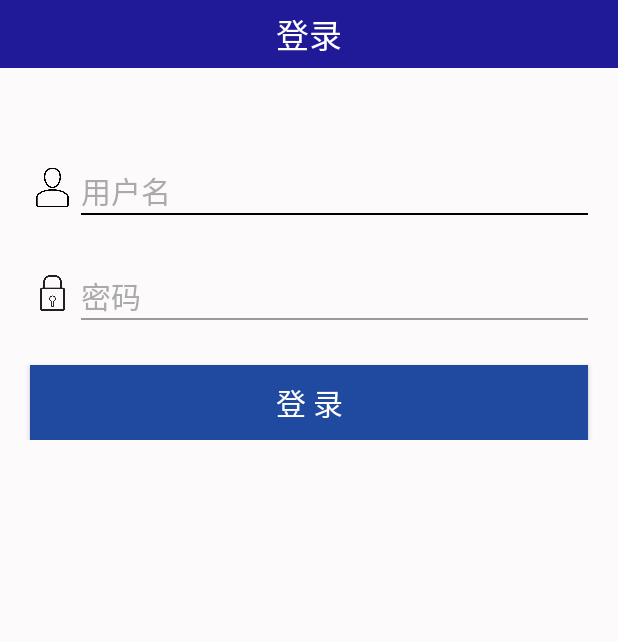
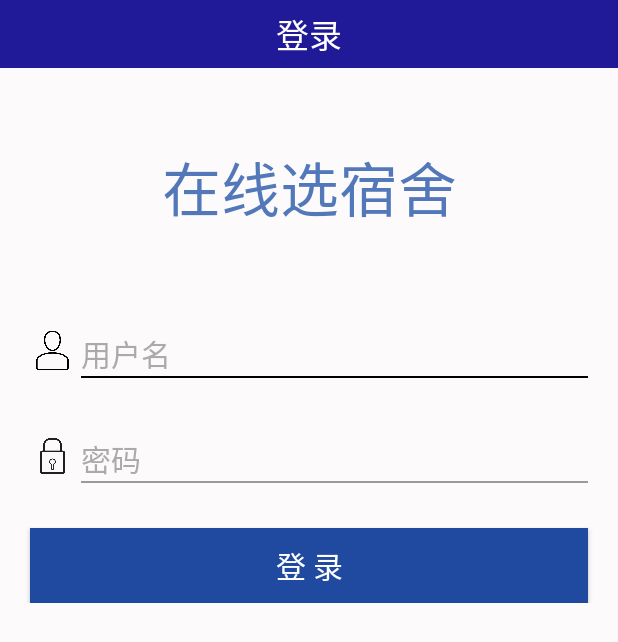
Before and after one commit to llincc/OlDorm, an Android app: the screen it shows after launch (LoginActivity), on a phone screen of 412 x 824 dp. Shown: the top 642 px of the screen. Run offline under Robolectric (Android 15) with nearby library versions, the phone set to English and light mode, and no system bars.

Commit message:
add tips of fill form

```diff
--- a/app/src/main/res/drawable/edittext_focused.xml
+++ b/app/src/main/res/drawable/edittext_focused.xml
@@ -7,5 +7,5 @@
     <!--android:color = "#fafbfc"/>-->
     <size
         android:width="500dp"
-        android:height="1dp"/>
+        android:height="1.5dp"/>
 </shape>
--- a/app/src/main/res/layout/login.xml
+++ b/app/src/main/res/layout/login.xml
@@ -18,11 +18,21 @@
             android:textColor="@android:color/white"
             android:textSize="22sp"/>
     </RelativeLayout>
+    <TextView
+        android:id="@+id/login_name"
+        android:layout_width="match_parent"
+        android:layout_height="wrap_content"
+        android:layout_below="@id/login_title"
+        android:layout_marginTop="50dp"
+        android:gravity="center"
+        android:text="在线选宿舍"
+        android:textSize="39sp"
+        android:textColor="#5378ba"/>
     <RelativeLayout
         android:id="@+id/loginlayout"
         android:layout_width="match_parent"
         android:layout_height="wrap_content"
-        android:layout_below="@id/login_title">
+        android:layout_below="@id/login_name">
         <RelativeLayout
             android:id="@+id/userframe"
             android:layout_width="match_parent"
--- a/app/src/main/res/values/colors.xml
+++ b/app/src/main/res/values/colors.xml
@@ -4,4 +4,5 @@
     <color name="colorPrimaryDark">#303F9F</color>
     <color name="colorAccent">#000000</color>
     <color name="windowbackground">#fcfafa</color>
+    <color name="voild">#cacaca</color>
 </resources>
```
Also changed, not shown: app/src/main/java/com/app/linch/oldorm/activity/ChooseActivity.java (+32 -2 lines), app/src/main/java/com/app/linch/oldorm/activity/ChooseResultActivity.java (+6 -1 lines), app/src/main/res/layout/choose.xml (+12 -1 lines), app/src/main/res/layout/result.xml (+7 -3 lines).
